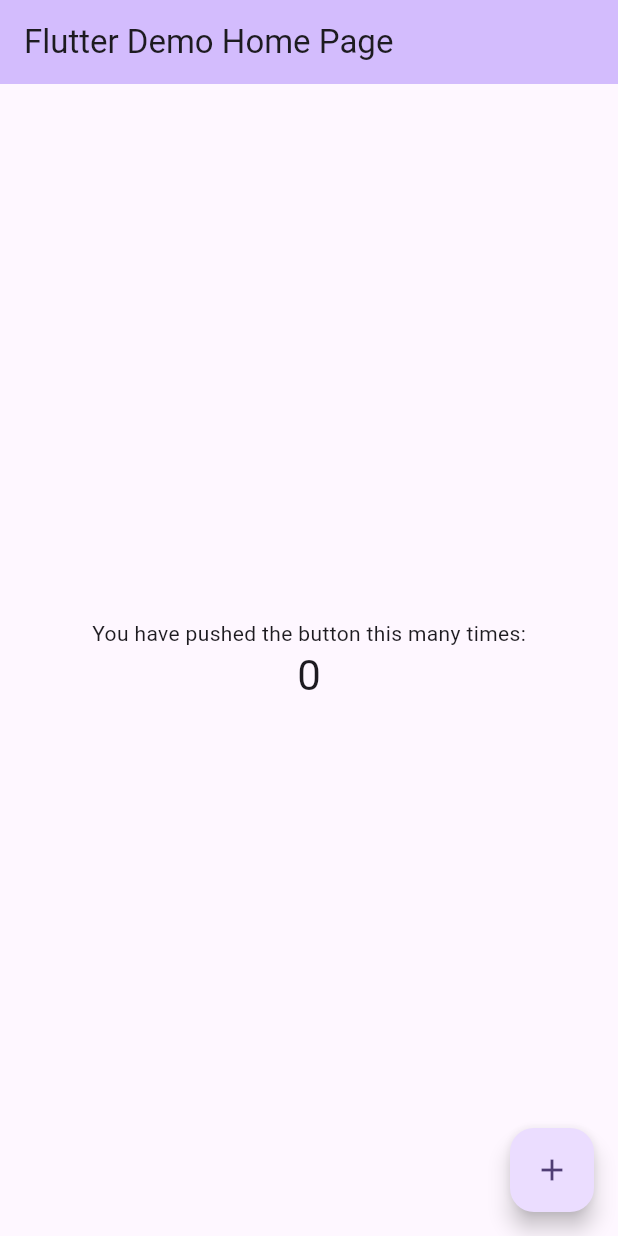
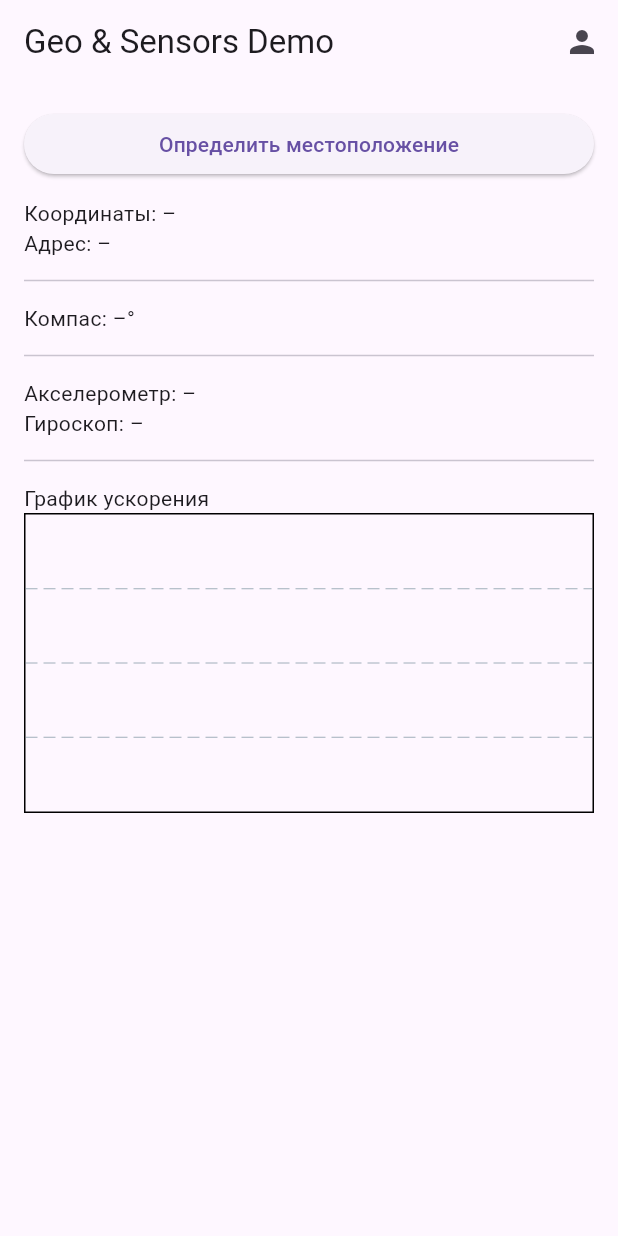
Before and after one commit to Luostra/PCS5, a Flutter app: the screen it shows after launch, on a phone screen of 412 x 824 dp. Run offline on Flutter 3.47's test engine with Material 3 defaults, Android fonts, the phone set to English and light mode, and no system bars; drawn by our look-alikes of fl_chart; our stand-ins replace flutter_compass, geocoding, geolocator, sensors_plus.

Commit message:
update flutter app

```diff
--- a/geo_sensors_app_klyuchnikov/lib/main.dart
+++ b/geo_sensors_app_klyuchnikov/lib/main.dart
@@ -1,122 +1,19 @@
 import 'package:flutter/material.dart';
+import 'pages/geo_sensors_page.dart';
 
 void main() {
-  runApp(const MyApp());
+  runApp(const GeoSensorsApp());
 }
 
-class MyApp extends StatelessWidget {
-  const MyApp({super.key});
+class GeoSensorsApp extends StatelessWidget {
+  const GeoSensorsApp({super.key});
 
-  // This widget is the root of your application.
   @override
   Widget build(BuildContext context) {
     return MaterialApp(
-      title: 'Flutter Demo',
-      theme: ThemeData(
-        // This is the theme of your application.
-        //
-        // TRY THIS: Try running your application with "flutter run". You'll see
-        // the application has a purple toolbar. Then, without quitting the app,
-        // try changing the seedColor in the colorScheme below to Colors.green
-        // and then invoke "hot reload" (save your changes or press the "hot
-        // reload" button in a Flutter-supported IDE, or press "r" if you used
-        // the command line to start the app).
-        //
-        // Notice that the counter didn't reset back to zero; the application
-        // state is not lost during the reload. To reset the state, use hot
-        // restart instead.
-        //
-        // This works for code too, not just values: Most code changes can be
-        // tested with just a hot reload.
-        colorScheme: ColorScheme.fromSeed(seedColor: Colors.deepPurple),
-      ),
-      home: const MyHomePage(title: 'Flutter Demo Home Page'),
+      title: 'Geo & Sensors',
+      theme: ThemeData(useMaterial3: true),
+      home: const GeoSensorsPage(),
     );
   }
 }
-
-class MyHomePage extends StatefulWidget {
-  const MyHomePage({super.key, required this.title});
-
-  // This widget is the home page of your application. It is stateful, meaning
-  // that it has a State object (defined below) that contains fields that affect
-  // how it looks.
-
-  // This class is the configuration for the state. It holds the values (in this
-  // case the title) provided by the parent (in this case the App widget) and
-  // used by the build method of the State. Fields in a Widget subclass are
-  // always marked "final".
-
-  final String title;
-
-  @override
-  State<MyHomePage> createState() => _MyHomePageState();
-}
-
-class _MyHomePageState extends State<MyHomePage> {
-  int _counter = 0;
-
-  void _incrementCounter() {
-    setState(() {
-      // This call to setState tells the Flutter framework that something has
-      // changed in this State, which causes it to rerun the build method below
-      // so that the display can reflect the updated values. If we changed
-      // _counter without calling setState(), then the build method would not be
-      // called again, and so nothing would appear to happen.
-      _counter++;
-    });
-  }
-
-  @override
-  Widget build(BuildContext context) {
-    // This method is rerun every time setState is called, for instance as done
-    // by the _incrementCounter method above.
-    //
-    // The Flutter framework has been optimized to make rerunning build methods
-    // fast, so that you can just rebuild anything that needs updating rather
-    // than having to individually change instances of widgets.
-    return Scaffold(
-      appBar: AppBar(
-        // TRY THIS: Try changing the color here to a specific color (to
-        // Colors.amber, perhaps?) and trigger a hot reload to see the AppBar
-        // change color while the other colors stay the same.
-        backgroundColor: Theme.of(context).colorScheme.inversePrimary,
-        // Here we take the value from the MyHomePage object that was created by
-        // the App.build method, and use it to set our appbar title.
-        title: Text(widget.title),
-      ),
-      body: Center(
-        // Center is a layout widget. It takes a single child and positions it
-        // in the middle of the parent.
-        child: Column(
-          // Column is also a layout widget. It takes a list of children and
-          // arranges them vertically. By default, it sizes itself to fit its
-          // children horizontally, and tries to be as tall as its parent.
-          //
-          // Column has various properties to control how it sizes itself and
-          // how it positions its children. Here we use mainAxisAlignment to
-          // center the children vertically; the main axis here is the vertical
-          // axis because Columns are vertical (the cross axis would be
-          // horizontal).
-          //
-          // TRY THIS: Invoke "debug painting" (choose the "Toggle Debug Paint"
-          // action in the IDE, or press "p" in the console), to see the
-          // wireframe for each widget.
-          mainAxisAlignment: MainAxisAlignment.center,
-          children: <Widget>[
-            const Text('You have pushed the button this many times:'),
-            Text(
-              '$_counter',
-              style: Theme.of(context).textTheme.headlineMedium,
-            ),
-          ],
-        ),
-      ),
-      floatingActionButton: FloatingActionButton(
-        onPressed: _incrementCounter,
-        tooltip: 'Increment',
-        child: const Icon(Icons.add),
-      ), // This trailing comma makes auto-formatting nicer for build methods.
-    );
-  }
-}
--- /dev/null
+++ b/geo_sensors_app_klyuchnikov/lib/models/accel_point.dart
@@ -0,0 +1,6 @@
+class AccelPoint {
+  final double time;
+  final double value;
+
+  AccelPoint(this.time, this.value);
+}
--- /dev/null
+++ b/geo_sensors_app_klyuchnikov/lib/pages/geo_sensors_page.dart
@@ -0,0 +1,162 @@
+import 'dart:math';
+
+import 'package:flutter/material.dart';
+import 'package:geolocator/geolocator.dart';
+import 'package:geocoding/geocoding.dart';
+import 'package:sensors_plus/sensors_plus.dart';
+import 'package:flutter_compass/flutter_compass.dart';
+
+import '../models/accel_point.dart';
+import '../widgets/accel_chart.dart';
+import 'user_info_page.dart';
+
+class GeoSensorsPage extends StatefulWidget {
+  const GeoSensorsPage({super.key});
+
+  @override
+  State<GeoSensorsPage> createState() => _GeoSensorsPageState();
+}
+
+class _GeoSensorsPageState extends State<GeoSensorsPage> {
+  Position? _position;
+  String _address = '–';
+
+  double? _compass;
+  List<double>? _accelerometerValues;
+  List<double>? _gyroscopeValues;
+
+  final List<AccelPoint> _accelHistory = [];
+  double _time = 0;
+
+  static const int maxPoints = 50;
+  static const double accelThreshold = 15;
+  static const double gyroThreshold = 4;
+
+  Future<void> _getLocation() async {
+    if (!await Geolocator.isLocationServiceEnabled()) return;
+
+    final permission = await Geolocator.requestPermission();
+    if (permission == LocationPermission.denied) return;
+
+    final pos = await Geolocator.getCurrentPosition(
+      desiredAccuracy: LocationAccuracy.high,
+    );
+
+    final placemarks = await placemarkFromCoordinates(
+      pos.latitude,
+      pos.longitude,
+    );
+
+    setState(() {
+      _position = pos;
+      _address =
+          '${placemarks.first.locality ?? ''}, ${placemarks.first.street ?? ''}';
+    });
+  }
+
+  void _showAlert(String message) {
+    if (!mounted) return;
+    ScaffoldMessenger.of(
+      context,
+    ).showSnackBar(SnackBar(content: Text(message)));
+  }
+
+  void _checkAlerts() {
+    if (_accelerometerValues != null) {
+      final mag = sqrt(
+        _accelerometerValues!.map((e) => e * e).reduce((a, b) => a + b),
+      );
+      if (mag > accelThreshold) {
+        _showAlert('⚠ Резкое ускорение!');
+      }
+    }
+
+    if (_gyroscopeValues != null) {
+      final gyroMag = _gyroscopeValues!
+          .map((e) => e.abs())
+          .reduce((a, b) => a + b);
+      if (gyroMag > gyroThreshold) {
+        _showAlert('⚠ Резкий поворот!');
+      }
+    }
+  }
+
+  @override
+  void initState() {
+    super.initState();
+
+    accelerometerEvents.listen((event) {
+      setState(() {
+        _accelerometerValues = [event.x, event.y, event.z];
+        _time += 0.1;
+        _accelHistory.add(AccelPoint(_time, event.x));
+        if (_accelHistory.length > maxPoints) {
+          _accelHistory.removeAt(0);
+        }
+      });
+      _checkAlerts();
+    });
+
+    gyroscopeEvents.listen((event) {
+      setState(() => _gyroscopeValues = [event.x, event.y, event.z]);
+      _checkAlerts();
+    });
+
+    FlutterCompass.events?.listen((event) {
+      setState(() => _compass = event.heading);
+    });
+  }
+
+  @override
+  Widget build(BuildContext context) {
+    return Scaffold(
+      appBar: AppBar(
+        title: const Text('Geo & Sensors Demo'),
+        actions: [
+          IconButton(
+            icon: const Icon(Icons.person),
+            onPressed: () {
+              Navigator.push(
+                context,
+                MaterialPageRoute(
+                  builder: (_) =>
+                      UserInfoPage(position: _position, compass: _compass),
+                ),
+              );
+            },
+          ),
+        ],
+      ),
+      body: Padding(
+        padding: const EdgeInsets.all(16),
+        child: ListView(
+          children: [
+            ElevatedButton(
+              onPressed: _getLocation,
+              child: const Text('Определить местоположение'),
+            ),
+            const SizedBox(height: 12),
+            Text(
+              _position != null
+                  ? 'Координаты: ${_position!.latitude}, ${_position!.longitude}'
+                  : 'Координаты: –',
+            ),
+            Text('Адрес: $_address'),
+            const Divider(height: 30),
+            Text('Компас: ${_compass?.toStringAsFixed(1) ?? '–'}°'),
+            const Divider(height: 30),
+            Text(
+              'Акселерометр: ${_accelerometerValues?.map((e) => e.toStringAsFixed(2)).join(', ') ?? '–'}',
+            ),
+            Text(
+              'Гироскоп: ${_gyroscopeValues?.map((e) => e.toStringAsFixed(2)).join(', ') ?? '–'}',
+            ),
+            const Divider(height: 30),
+            const Text('График ускорения'),
+            AccelChart(points: _accelHistory),
+          ],
+        ),
+      ),
+    );
+  }
+}
--- /dev/null
+++ b/geo_sensors_app_klyuchnikov/lib/widgets/accel_chart.dart
@@ -0,0 +1,33 @@
+import 'package:fl_chart/fl_chart.dart';
+import 'package:flutter/material.dart';
+import '../models/accel_point.dart';
+
+class AccelChart extends StatelessWidget {
+  final List<AccelPoint> points;
+
+  const AccelChart({super.key, required this.points});
+
+  @override
+  Widget build(BuildContext context) {
+    return SizedBox(
+      height: 200,
+      child: LineChart(
+        LineChartData(
+          minY: -20,
+          maxY: 20,
+          titlesData: FlTitlesData(show: false),
+          gridData: FlGridData(show: true),
+          borderData: FlBorderData(show: true),
+          lineBarsData: [
+            LineChartBarData(
+              spots: points.map((e) => FlSpot(e.time, e.value)).toList(),
+              isCurved: true,
+              barWidth: 3,
+              dotData: FlDotData(show: false),
+            ),
+          ],
+        ),
+      ),
+    );
+  }
+}
--- a/geo_sensors_app_klyuchnikov/pubspec.yaml
+++ b/geo_sensors_app_klyuchnikov/pubspec.yaml
@@ -39,6 +39,7 @@ dependencies:
   sensors_plus: ^7.0.0
   flutter_compass: ^0.8.1
   permission_handler: ^12.0.1
+  fl_chart: ^1.1.1
 
 dev_dependencies:
   flutter_test:
```
Also changed, not shown: geo_sensors_app_klyuchnikov/lib/pages/user_info_page.dart (added, +33 -0 lines), geo_sensors_app_klyuchnikov/pubspec.lock, 1 other file.
